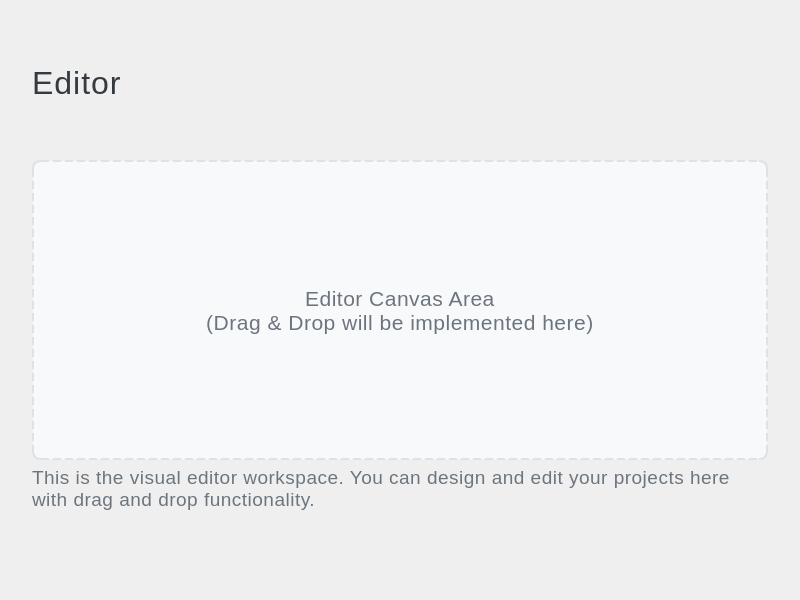
The window that editor.ui (2A31ProjetCpp2526/2a31-create-teams-smart-digital-content-creation-studio) describes before a commit, drawn with Qt 5.
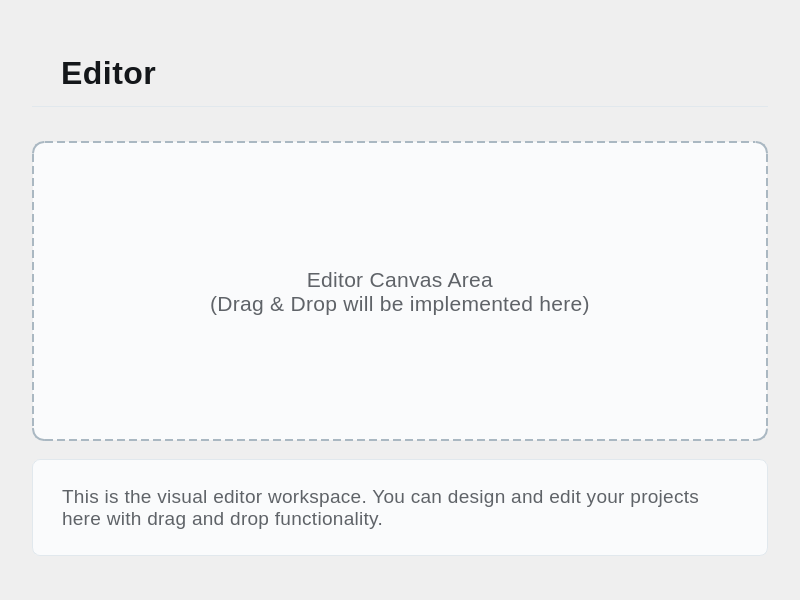
The same window after the commit.

Diff of the .ui file:
```diff
--- a/editor.ui
+++ b/editor.ui
@@ -31,14 +31,18 @@
      <property name="font">
       <font>
        <pointsize>24</pointsize>
-       <weight>300</weight>
+       <weight>500</weight>
       </font>
      </property>
      <property name="styleSheet">
       <string notr="true">QLabel {
-    color: #343a40;
-    font-weight: 300;
-    letter-spacing: 1px;
+    color: #14171a;
+    font-weight: 500;
+    letter-spacing: 0.5px;
+    background: transparent;
+    border-bottom: 1px solid #e1e8ed;
+    padding: 12px 20px;
+    margin: 8px 0px;
 }</string>
      </property>
      <property name="text">
@@ -72,9 +76,9 @@
      </property>
      <property name="styleSheet">
       <string notr="true">QWidget#editorCanvas {
-    background-color: #f8f9fa;
-    border: 2px dashed #dee2e6;
-    border-radius: 8px;
+    background: #fafbfc;
+    border: 2px dashed #aab8c2;
+    border-radius: 12px;
 }</string>
      </property>
      <layout class="QVBoxLayout" name="canvasLayout">
@@ -88,9 +92,12 @@
         </property>
         <property name="styleSheet">
          <string notr="true">QLabel {
-    color: #6c757d;
-    font-weight: 300;
-    letter-spacing: 0.5px;
+    color: #5f6368;
+    font-weight: 400;
+    letter-spacing: 0.3px;
+    background: transparent;
+    border-radius: 8px;
+    padding: 16px;
 }</string>
         </property>
         <property name="text">
@@ -115,9 +122,15 @@
      </property>
      <property name="styleSheet">
       <string notr="true">QLabel {
-    color: #6c757d;
-    font-weight: 300;
-    letter-spacing: 0.5px;
+    color: #5f6368;
+    font-weight: 400;
+    letter-spacing: 0.3px;
+    line-height: 1.6;
+    background: #fafbfc;
+    border: 1px solid #e1e8ed;
+    border-radius: 8px;
+    padding: 20px 24px;
+    margin: 12px 0px;
 }</string>
      </property>
      <property name="text">
```
